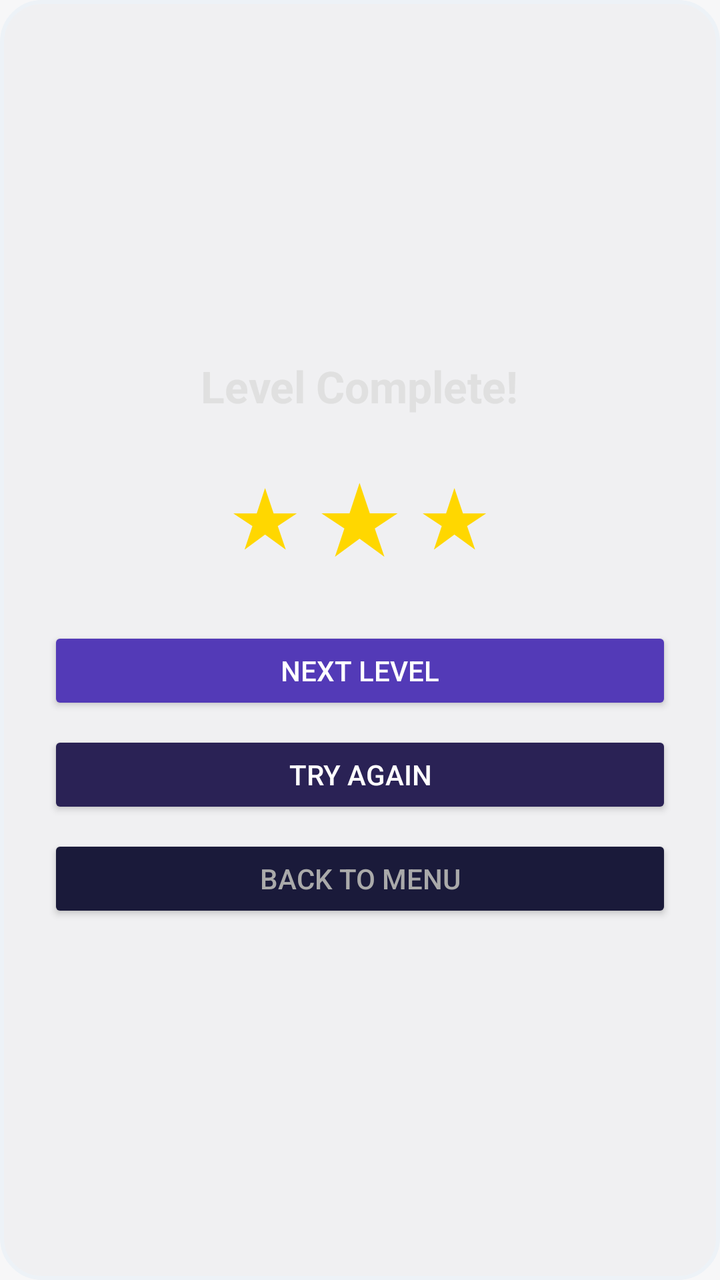
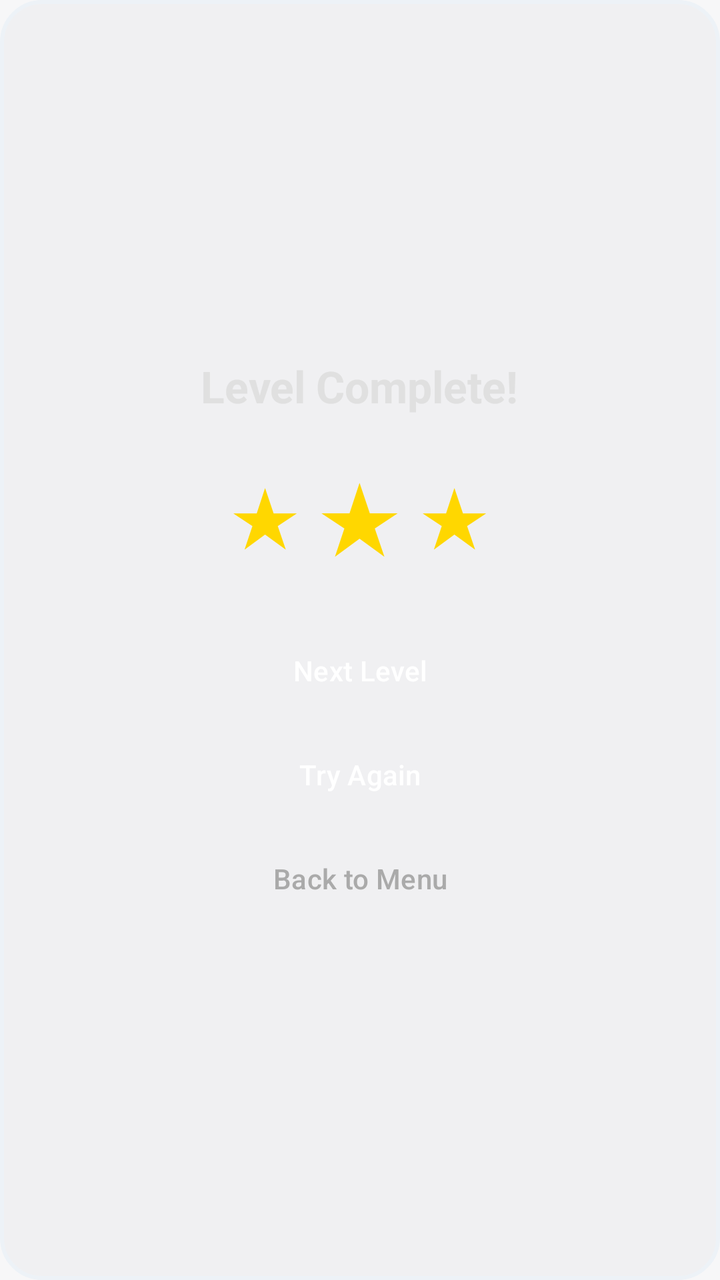

Before-and-after screenshots of an Android layout around one commit, followed by the original layout XML and the change that was made.
<!-- AndroidManifest.xml: application theme Theme.EducationGame -->
<!-- res/layout/dialog_level_complete.xml -->
<?xml version="1.0" encoding="utf-8"?>
<LinearLayout xmlns:android="http://schemas.android.com/apk/res/android"
    android:layout_width="280dp"
    android:layout_height="wrap_content"
    android:orientation="vertical"
    android:gravity="center"
    android:padding="24dp"
    android:background="@drawable/panel_bg">

    <TextView
        android:id="@+id/dialogTitle"
        android:layout_width="wrap_content"
        android:layout_height="wrap_content"
        android:text="Level Complete!"
        android:textSize="22sp"
        android:textColor="#E0E0E0"
        android:textStyle="bold"
        android:layout_marginBottom="16dp"/>

    
    <LinearLayout
        android:layout_width="wrap_content"
        android:layout_height="wrap_content"
        android:orientation="horizontal"
        android:gravity="center"
        android:layout_marginBottom="24dp">

        <TextView
            android:id="@+id/dialogStar1"
            android:layout_width="wrap_content"
            android:layout_height="wrap_content"
            android:text="★"
            android:textSize="40sp"
            android:textColor="#FFD700"/>

        <TextView
            android:id="@+id/dialogStar2"
            android:layout_width="wrap_content"
            android:layout_height="wrap_content"
            android:text="★"
            android:textSize="48sp"
            android:textColor="#FFD700"
            android:layout_marginHorizontal="8dp"/>

        <TextView
            android:id="@+id/dialogStar3"
            android:layout_width="wrap_content"
            android:layout_height="wrap_content"
            android:text="★"
            android:textSize="40sp"
            android:textColor="#FFD700"/>

    </LinearLayout>

    
    <Button
        android:id="@+id/btnNextLevel"
        android:layout_width="match_parent"
        android:layout_height="44dp"
        android:text="Next Level"
        android:textColor="#FFFFFF"
        android:backgroundTint="#533ab7"
        android:layout_marginBottom="8dp"/>

    <Button
        android:id="@+id/btnRetry"
        android:layout_width="match_parent"
        android:layout_height="44dp"
        android:text="Try Again"
        android:textColor="#FFFFFF"
        android:backgroundTint="#2a2255"
        android:layout_marginBottom="8dp"/>

    <Button
        android:id="@+id/btnBack"
        android:layout_width="match_parent"
        android:layout_height="44dp"
        android:text="Back to Menu"
        android:textColor="#AAAAAA"
        android:backgroundTint="#1a1a3a"/>

</LinearLayout>
<!-- resources referenced by this layout -->
<resources>
  <!-- drawable panel_bg (drawable) -->
  <shape xmlns:android="http://schemas.android.com/apk/res/android">
      <solid android:color="@color/game_panel_bg"/>
      <corners android:radius="20dp"/>
      <stroke
          android:width="2dp"
          android:color="@color/game_level_bg_stroke"/>
  </shape>
  <style name="Theme.EducationGame" parent="Base.Theme.EducationGame" />
  <color name="game_panel_bg">#FFF0F0F2</color>
  <color name="game_level_bg_stroke">#FFEDF2F7</color>
  <style name="Base.Theme.EducationGame" parent="Theme.Material3.Light.NoActionBar">
          <item name="colorPrimary">@color/accent</item>
          <item name="colorOnPrimary">@color/text_on_accent</item>
          <item name="colorPrimaryContainer">@color/accent_light</item>
          <item name="colorOnPrimaryContainer">@color/white</item>
          <item name="colorSecondary">@color/primary</item>
          <item name="colorOnSecondary">@color/white</item>
          <item name="colorSurface">@color/surface</item>
          <item name="colorOnSurface">@color/text_primary</item>
          <item name="colorSurfaceVariant">@color/surface_variant</item>
          <item name="colorOnSurfaceVariant">@color/text_secondary</item>
          <item name="android:colorBackground">@color/background</item>
          <item name="android:windowBackground">@color/background</item>
          <item name="colorError">@color/error</item>
          <item name="android:statusBarColor">@color/background</item>
          <item name="android:navigationBarColor">@color/background</item>
          <item name="android:windowLightStatusBar">true</item>
          <item name="android:windowLightNavigationBar" tools:targetApi="o_mr1">true</item>
          <item name="textAppearanceHeadlineMedium">@style/TextAppearance.EducationGame.Title</item>
          <item name="textInputStyle">@style/Widget.EducationGame.TextInputLayout</item>
      </style>
  <color name="accent">#FF5A67D8</color>
  <color name="text_on_accent">#FFFFFFFF</color>
  <color name="accent_light">#FF7F9CF5</color>
  <color name="white">#FFFFFFFF</color>
  <color name="primary">#FF4A5568</color>
  <color name="surface">#FFFFFFFF</color>
  <color name="text_primary">#FF1A202C</color>
  <color name="surface_variant">#FFF0F0F2</color>
  <color name="text_secondary">#FF718096</color>
  <color name="background">#FFF7F7F8</color>
  <color name="error">#FFE53E3E</color>
  <style name="TextAppearance.EducationGame.Title" parent="TextAppearance.Material3.HeadlineMedium">
          <item name="android:textColor">@color/text_primary</item>
          <item name="android:fontFamily">sans-serif-medium</item>
      </style>
  <style name="Widget.EducationGame.TextInputLayout" parent="Widget.Material3.TextInputLayout.OutlinedBox">
          <item name="boxCornerRadiusTopStart">8dp</item>
          <item name="boxCornerRadiusTopEnd">8dp</item>
          <item name="boxCornerRadiusBottomStart">8dp</item>
          <item name="boxCornerRadiusBottomEnd">8dp</item>
          <item name="boxStrokeColor">@color/accent</item>
          <item name="hintTextColor">@color/accent</item>
      </style>
</resources>

<!-- the commit's change to res/layout/dialog_level_complete.xml (unified diff, before → after) -->
@@ -1,6 +1,6 @@
 <?xml version="1.0" encoding="utf-8"?>
 <LinearLayout xmlns:android="http://schemas.android.com/apk/res/android"
-    android:layout_width="280dp"
+    android:layout_width="320dp"
     android:layout_height="wrap_content"
     android:orientation="vertical"
     android:gravity="center"
@@ -55,28 +55,37 @@
     
     <Button
         android:id="@+id/btnNextLevel"
+        style="@style/Widget.Material3.Button"
         android:layout_width="match_parent"
         android:layout_height="44dp"
         android:text="Next Level"
         android:textColor="#FFFFFF"
+        android:textAllCaps="false"
+        android:paddingHorizontal="16dp"
         android:backgroundTint="#533ab7"
         android:layout_marginBottom="8dp"/>
 
     <Button
         android:id="@+id/btnRetry"
+        style="@style/Widget.Material3.Button"
         android:layout_width="match_parent"
         android:layout_height="44dp"
         android:text="Try Again"
         android:textColor="#FFFFFF"
+        android:textAllCaps="false"
+        android:paddingHorizontal="16dp"
         android:backgroundTint="#2a2255"
         android:layout_marginBottom="8dp"/>
 
     <Button
         android:id="@+id/btnBack"
+        style="@style/Widget.Material3.Button"
         android:layout_width="match_parent"
         android:layout_height="44dp"
         android:text="Back to Menu"
         android:textColor="#AAAAAA"
+        android:textAllCaps="false"
+        android:paddingHorizontal="16dp"
         android:backgroundTint="#1a1a3a"/>
 
 </LinearLayout>
